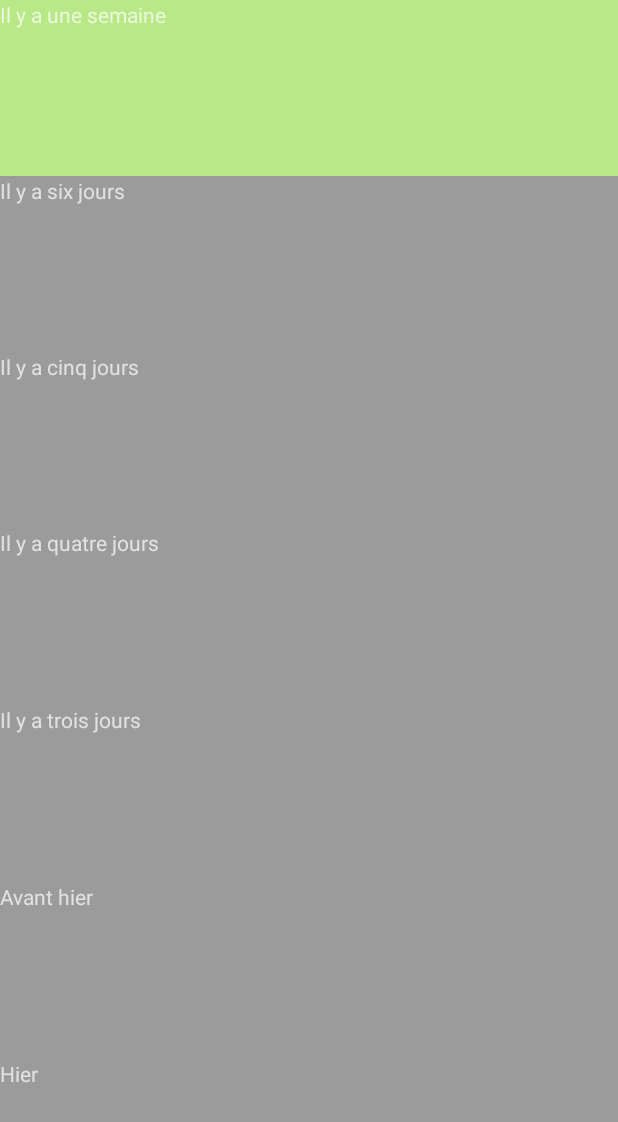
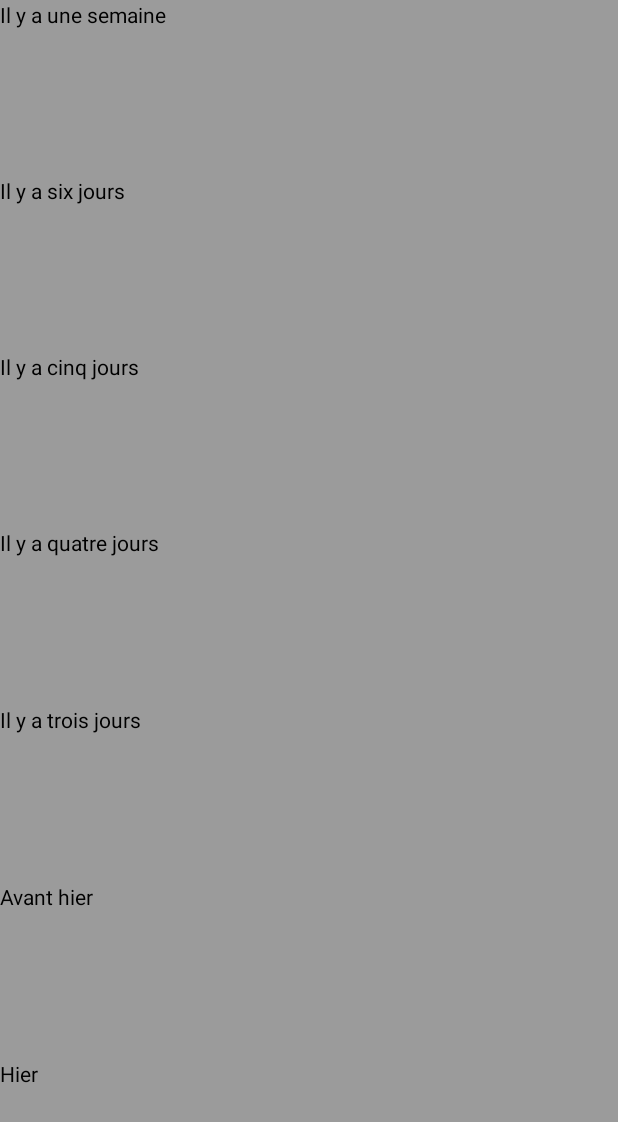
Before and after one commit to Eliza13210/moodtracker_oc, an Android app: the screen it shows after launch (History), after a tap on an icon or button, on a phone screen of 412 x 824 dp. Shown: the top 1122 px of the screen. Run offline under Robolectric (Android 15) with nearby library versions, the phone set to English and light mode, and no system bars.

Commit message:
I've checked that the history is correctly shown by adding a list representing the last 7 days

```diff
--- a/app/src/main/java/com/oc/liza/moodtrackeroc/controler/MainActivity.java
+++ b/app/src/main/java/com/oc/liza/moodtrackeroc/controler/MainActivity.java
@@ -4,7 +4,6 @@ import android.content.Context;
 import android.content.DialogInterface;
 import android.content.Intent;
 import android.graphics.Color;
-import android.support.v4.view.ViewPager;
 import android.support.v7.app.AlertDialog;
 import android.support.v7.app.AppCompatActivity;
 import android.os.Bundle;
@@ -40,11 +39,10 @@ public class MainActivity extends AppCompatActivity {
     private ImageButton mHistoryBtn;
     private String mComment = "";
     private Calendar mCurrentTime;
-    private Mood mood;
+    private Mood mMood;
     private List<Mood> mMoodList = new ArrayList<>();
-    private String filename = "moodsList.txt";
-    private FileOutputStream outputStream;
-    private FileInputStream fis;
+    private String mFilename = "moodsList.txt";
+    private FileOutputStream mOutputStream;
 
     @Override
     protected void onCreate(Bundle savedInstanceState) {
@@ -54,6 +52,37 @@ public class MainActivity extends AppCompatActivity {
         //fetch saved mood list
         readFile();
 
+        /*Try to add these moods to the list to test if history is showed correctly
+        mMoodList.clear();
+
+        Calendar c= Calendar.getInstance();
+        c.add(Calendar.DATE, -7);
+        mMoodList.add(new Mood(0,c , "5 nov"));
+        c= Calendar.getInstance();
+        c.add(Calendar.DATE, -6);
+        mMoodList.add(new Mood(1,c , "6 nov"));
+        c= Calendar.getInstance();
+        c.add(Calendar.DATE, -5);
+        mMoodList.add(new Mood(2,c , "7 nov"));
+        c= Calendar.getInstance();
+        c.add(Calendar.DATE, -4);
+        mMoodList.add(new Mood(3,c , "8 nov"));
+        c= Calendar.getInstance();
+        c.add(Calendar.DATE, -3);
+        mMoodList.add(new Mood(4,c , "9 nov"));
+        c= Calendar.getInstance();
+        c.add(Calendar.DATE, -2);
+        mMoodList.add(new Mood(1,c , "10 nov"));
+        c= Calendar.getInstance();
+        c.add(Calendar.DATE, -1);
+        mMoodList.add(new Mood(2,c , "11 nov"));
+        c=Calendar.getInstance();
+        c.add(Calendar.DATE,-8);
+
+        //This one will be removed when saved() function is called
+        mMoodList.add(new Mood(0,c, "Il y a 8 jours"));
+        save();
+        */
 
         //Button to add a comment
         mCommentBtn = findViewById(R.id.commentButton);
@@ -69,32 +98,20 @@ public class MainActivity extends AppCompatActivity {
         mHistoryBtn.setOnClickListener(new View.OnClickListener() {
             @Override
             public void onClick(View v) {
-
-                checkDate();
-
+                //checkDate();
                 Intent history = new Intent(MainActivity.this, History.class);
                 history.putExtra("mMoodList", (Serializable) mMoodList);
                 startActivity(history);
             }
         });
 
-        // Slide up and down function
+        // Set slide up and down function
         mViewPager = findViewById(R.id.pager);
         mAdapter = new ScreenSlide(this);
         mViewPager.setAdapter(mAdapter);
 
         //Put the happy smiley as first image when app is launched
         mViewPager.setCurrentItem(3);
-        mViewPager.addOnPageChangeListener(new ViewPager.OnPageChangeListener() {
-            public void onPageScrollStateChanged(int state) {
-            }
-
-            public void onPageScrolled(int position, float positionOffset, int positionOffsetPixels) {
-            }
-
-            public void onPageSelected(int position) {
-            }
-        });
     }
 
     //Comment pop up dialog
@@ -110,48 +127,41 @@ public class MainActivity extends AppCompatActivity {
         // Set up the buttons
         builder.setPositiveButton("Valider", new DialogInterface.OnClickListener() {
             @Override
-            public void onClick(DialogInterface dialog, int which) {
-
+            public void onClick(DialogInterface dialog, int i) {
                 mComment = input.getText().toString();
                 dialog.dismiss();
             }
         });
         builder.setNegativeButton("Annuler", new DialogInterface.OnClickListener() {
             @Override
-            public void onClick(DialogInterface dialog, int which) {
+            public void onClick(DialogInterface dialog, int i) {
                 dialog.cancel();
             }
         });
-
         builder.show();
     }
 
     private void save() {
-        int position = mViewPager.getCurrentItem();
-        mCurrentTime = Calendar.getInstance();
-        mood = new Mood(position, mCurrentTime, mComment);
-        mMoodList.add(mood);
 
+        //check if saved moods are older than 7 days and in that case remove it from the list
+        if(!mMoodList.isEmpty()){
+            for(int i=0;i<mMoodList.size(); i++) {
+            Date old = mMoodList.get(i).getDate().getTime();
+            Calendar cal=Calendar.getInstance();
+            cal.add(Calendar.DATE, -8);
+            Date dateSevenDaysAgo = cal.getTime();
 
-        if(!mMoodList.isEmpty()){
-        //check if saved moods are older than 7 days and in that case remove it from the list
-        for(int i=0;i<mMoodList.size(); i++) {
-            Date oldest = mMoodList.get(i).getDate().getTime();
-            mCurrentTime.add(Calendar.DATE, -7);
-            Date dateSevenDaysAgo = mCurrentTime.getTime();
-
-            if (oldest.before(dateSevenDaysAgo)) {
+            if (old.before(dateSevenDaysAgo)) {
                 mMoodList.remove(i);
             }
-        }
+          }
         }
         try {
-            outputStream = openFileOutput(filename, Context.MODE_PRIVATE);
-            ObjectOutputStream oos = new ObjectOutputStream(outputStream);
+            mOutputStream = openFileOutput(mFilename, Context.MODE_PRIVATE);
+            ObjectOutputStream oos = new ObjectOutputStream(mOutputStream);
             oos.writeObject(mMoodList);
-
             oos.close();
-            outputStream.close();
+            mOutputStream.close();
         } catch (Exception e) {
             e.printStackTrace();
         }
@@ -160,16 +170,15 @@ public class MainActivity extends AppCompatActivity {
 
     private void readFile() {
         try (
-                FileInputStream fis = openFileInput(filename);
+                FileInputStream fis = openFileInput(mFilename);
                 BufferedInputStream bis = new BufferedInputStream(fis);
                 ObjectInputStream ois = new ObjectInputStream(bis)) {
             mMoodList = (List<Mood>) ois.readObject();
-
             ois.close();
             bis.close();
             fis.close();
         } catch (FileNotFoundException e) {
-            System.err.println("Aucun humeur sauvegardé ! ");
+            System.err.println("Le fichier est introuvable ! ");
         } catch (IOException e) {
             System.err.println("Erreur de lecture du fichier de sauvegarde !");
         } catch (ClassNotFoundException e) {
@@ -180,28 +189,55 @@ public class MainActivity extends AppCompatActivity {
 
     private void checkDate(){
 
+        //Create a new mood
+        int position = mViewPager.getCurrentItem();
+        mCurrentTime = Calendar.getInstance();
+        mMood = new Mood(position, mCurrentTime, mComment);
+
+        //Compare the last saved mood with the actual to see if they are from the same day
         if(!mMoodList.isEmpty()) {
-            Calendar c1 = mMoodList.get(mMoodList.size()-1).getDate();
-            Calendar c2 = Calendar.getInstance();
-            int x = c2.compareTo(c1);
-            //The actual time greater than the last saved? returns 1
-            switch (x){
-                case 0:
+            int dayCurrentMood = mCurrentTime.get(Calendar.DAY_OF_MONTH);
+            int monthCurrentMood= mCurrentTime.get(Calendar.MONTH);
+
+            Calendar c=mMoodList.get(mMoodList.size()-1).getDate();
+
+            int lastSavedMoodDay=c.get(Calendar.DAY_OF_MONTH);
+            int lastSavedMoodMonth = c.get(Calendar.MONTH);
+
+                //If the two are from the same day, replace the old one with the recent
+                if(dayCurrentMood == lastSavedMoodDay && monthCurrentMood == lastSavedMoodMonth){
+                    mMoodList.set(mMoodList.size()-1, mMood);
                     save();
                     Toast.makeText(getApplicationContext(),"Votre humeur du jour a été sauvgardé!", Toast.LENGTH_SHORT).show();
-                    break;
-                case 1:
+                }else{
+                    mMoodList.add(mMood);
+                    Toast.makeText(getApplicationContext(),"Votre humeur du jour a été ajouté à la liste!", Toast.LENGTH_SHORT).show();
                     save();
-                    Toast.makeText(getApplicationContext(),"Votre humeur du jour a été sauvgardé!", Toast.LENGTH_SHORT).show();
-                    break;
-                default:
-                    Toast.makeText(getApplicationContext(),"Votre humeur n'a pas été sauvgardé!", Toast.LENGTH_SHORT).show();
-                    break;
-            }
+                }
         }else{
+            mMoodList.add(mMood);
             save();
             Toast.makeText(getApplicationContext(),"Votre humeur du jour a été sauvgardé!", Toast.LENGTH_SHORT).show();
         }
-        }
+    }
+
+
+    @Override
+    protected void onPause() {
+        super.onPause();
+    }
+
+    @Override
+    protected void onStop() {
+        super.onStop();
+       checkDate();
+    }
+
+    @Override
+    protected void onDestroy() {
+        super.onDestroy();
+        checkDate();
+
+    }
 
 }
--- a/app/src/main/res/layout/activity_history.xml
+++ b/app/src/main/res/layout/activity_history.xml
@@ -9,6 +9,7 @@
         android:layout_height="0dp"
         android:layout_weight="1"
         android:background="@color/warm_grey"
+        android:textColor="#000000"
         android:text="Il y a une semaine"
         />
     <TextView
@@ -17,6 +18,7 @@
         android:layout_height="0dp"
         android:layout_weight="1"
         android:background="@color/warm_grey"
+        android:textColor="#000000"
         android:text="Il y a six jours"/>
     <TextView
         android:id="@+id/third"
@@ -24,6 +26,7 @@
         android:layout_height="0dp"
         android:layout_weight="1"
         android:background="@color/warm_grey"
+        android:textColor="#000000"
         android:text="Il y a cinq jours"/>
     <TextView
         android:id="@+id/fourth"
@@ -31,6 +34,7 @@
         android:layout_height="0dp"
         android:layout_weight="1"
         android:background="@color/warm_grey"
+        android:textColor="#000000"
         android:text="Il y a quatre jours"
         />
     <TextView
@@ -39,6 +43,7 @@
         android:layout_height="0dp"
         android:layout_weight="1"
         android:background="@color/warm_grey"
+        android:textColor="#000000"
         android:text="Il y a trois jours"/>
     <TextView
         android:id="@+id/sixt"
@@ -46,9 +51,11 @@
         android:layout_height="0dp"
         android:layout_weight="1"
         android:background="@color/warm_grey"
+        android:textColor="#000000"
         android:text="Avant hier"/>
     <TextView
         android:id="@+id/seventh"
+        android:textColor="#000000"
         android:layout_width="match_parent"
         android:layout_height="0dp"
         android:layout_weight="1"
```
Also changed, not shown: app/src/main/java/com/oc/liza/moodtrackeroc/controler/History.java (+4 -8 lines), app/src/main/res/layout/activity_main.xml (+0 -7 lines).
